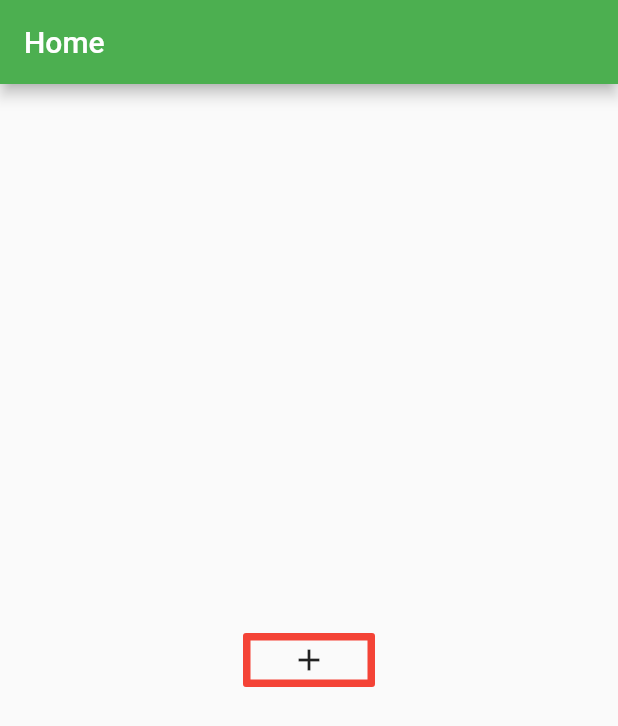
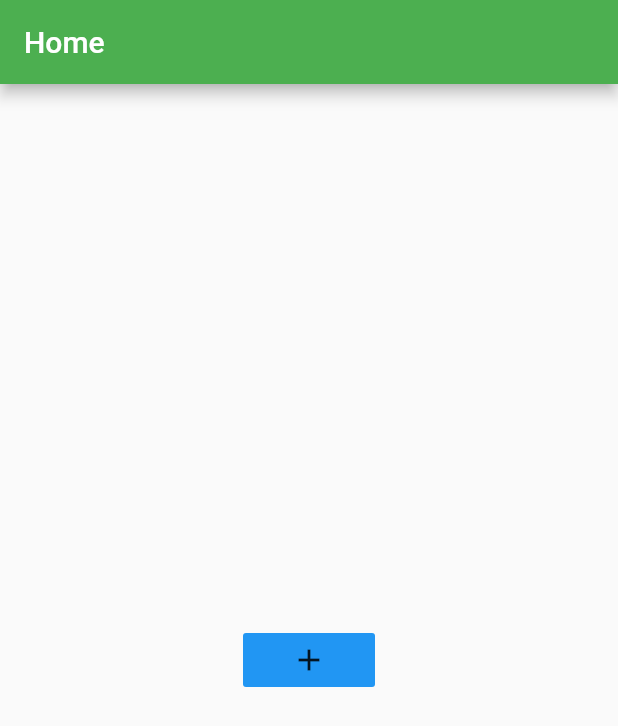
Before and after one commit to nilayingle/FlutterApp, a Flutter app: the screen it shows after launch, on a phone screen of 412 x 824 dp. Shown: the top 726 px of the screen. Run offline on Flutter 3.47's test engine with Material 2 defaults, Android fonts, the phone set to English and light mode, and no system bars; our stand-ins replace toast.

Commit message:
Flat Button Added

```diff
--- a/lib/my_home_app.dart
+++ b/lib/my_home_app.dart
@@ -15,15 +15,24 @@ class _MyHomeState extends State<MyHome> {
         backgroundColor: Colors.green,
       ),
       body: Center(
-        child: OutlineButton(
-          onPressed: () => print('button pressed'),
+        child: FlatButton(
           child: Icon(Icons.add),
-          borderSide: BorderSide(
-            color: Colors.red,
-            width: 5,
-          ),
+          onPressed: null,
+          color: Colors.blue,
+          disabledColor: Colors.red,
+          onLongPress: () => Toast.show('Add Button', context),
         ),
       ),
+      // body: Center(
+      //   child: OutlineButton(
+      //     onPressed: () => print('button pressed'),
+      //     child: Icon(Icons.add),
+      //     borderSide: BorderSide(
+      //       color: Colors.red,
+      //       width: 5,
+      //     ),
+      //   ),
+      // ),
       // body: Center(
       //   child: RaisedButton(
       //     onPressed: null,
```
